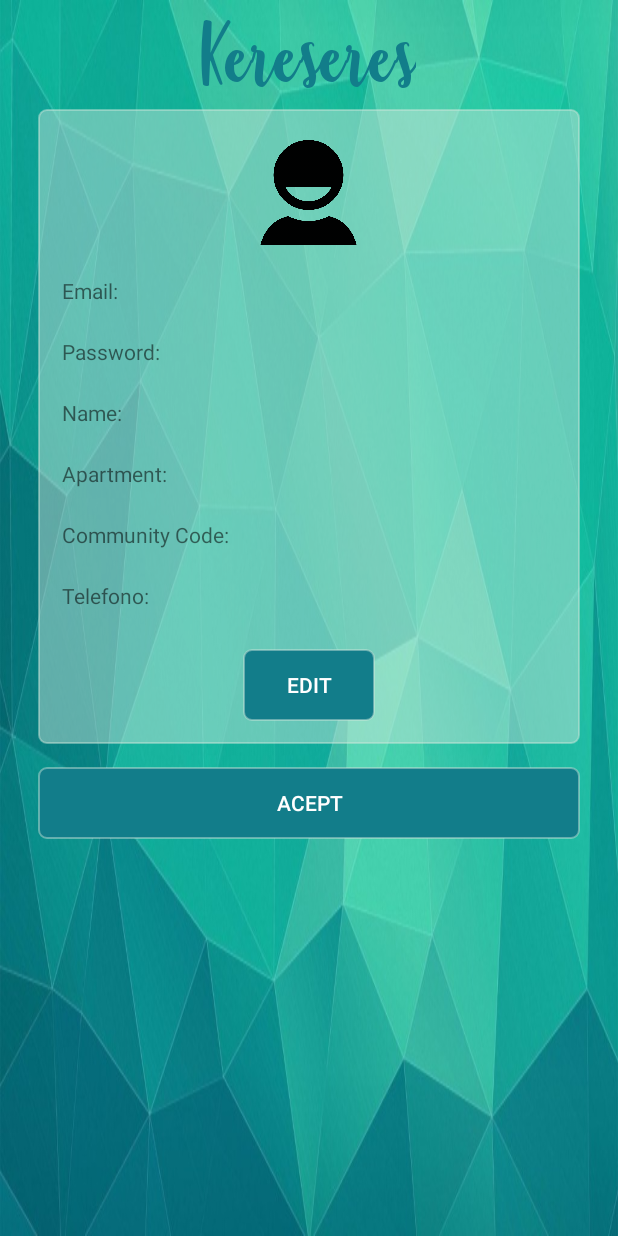
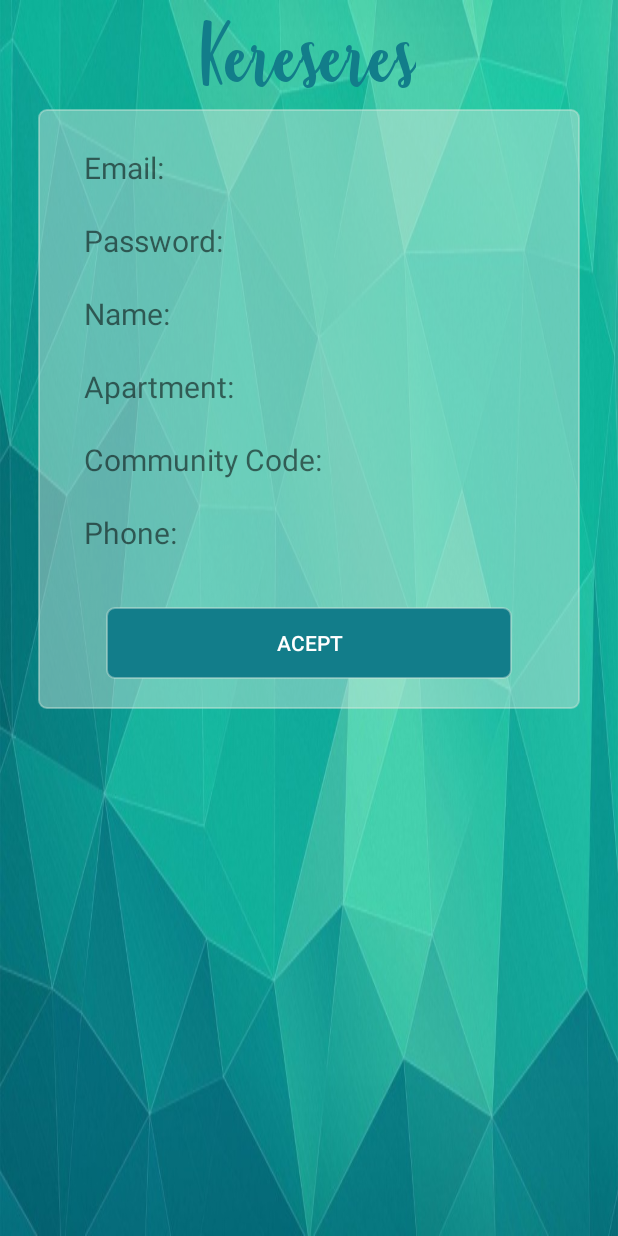
Before and after one commit to CristinaG4/KereseresApp, an Android app: the PerfilActivity screen opened directly, with no data from a screen before it, on a phone screen of 412 x 824 dp. Run offline under Robolectric (Android 15) with nearby library versions, the light colour scheme and no system bars; our stand-ins replace Firebase (no records; nobody signed in at launch, a user with empty details on screens opened directly); 6 statements that could not run were skipped.

Commit message:
verPedidos cambios

```diff
--- a/app/src/main/AndroidManifest.xml
+++ b/app/src/main/AndroidManifest.xml
@@ -26,10 +26,6 @@
             android:name=".activities.perfil.PerfilActivity"
             android:label="@string/title_activity_perfil"
             android:theme="@style/AppTheme" />
-        <activity
-            android:name=".activities.perfil.EditPerfilActivity"
-            android:label="@string/title_activity_edit_perfil"
-            android:theme="@style/AppTheme" />
         <activity android:name=".activities.login_signup.ResetPasswordActivity" />
         <activity
             android:name=".activities.DetallesPedido"
--- a/app/src/main/java/com/paulapps/kereseresapp/activities/perfil/PerfilActivity.java
+++ b/app/src/main/java/com/paulapps/kereseresapp/activities/perfil/PerfilActivity.java
@@ -20,7 +20,7 @@ public class PerfilActivity extends AppCompatActivity {
     private Perfil perfil;
     private FirebaseAuth.AuthStateListener mAuthStateListener;
     TextView tituloAppPerfil,PerfilEmail,PerfilPassword,PerfilName,PerfilApartment,PerfilComCode,PerfilTelefono;
-    Button btnAceptarPerfil, btnEditarPerfil;
+    Button btnAceptarPerfil;
 
 
 
@@ -31,7 +31,6 @@ public class PerfilActivity extends AppCompatActivity {
 
         tituloAppPerfil = (TextView) findViewById(R.id.tituloAppPerfil);
         btnAceptarPerfil = (Button) findViewById(R.id.btnAceptarPerfil);
-        btnEditarPerfil = (Button) findViewById(R.id.btnEditarPerfil);
         PerfilEmail=(TextView) findViewById(R.id.PerfilEmail);
         PerfilPassword=(TextView) findViewById(R.id.PerfilPassword);
         PerfilName=(TextView) findViewById(R.id.PerfilName);
@@ -55,15 +54,7 @@ public class PerfilActivity extends AppCompatActivity {
             }
         });
 
-        btnEditarPerfil.setOnClickListener(new View.OnClickListener() {
-            @Override
-            public void onClick(View v) {
-                Intent in = new Intent(PerfilActivity.this, EditPerfilActivity.class);
-                in.putExtra("PERFIL",perfil);
-                startActivityForResult(in,1);
-                overridePendingTransition(R.transition.left_in, R.transition.left_out);
-            }
-        });
+
 
         //Mostrar datos usuario
         InfoUser();
--- a/app/src/main/res/layout/activity_perfil.xml
+++ b/app/src/main/res/layout/activity_perfil.xml
@@ -28,13 +28,9 @@
         android:background="@drawable/box_login_radious"
         android:gravity="center"
         android:weightSum="10"
-        android:padding="5dp">
+        android:padding="20dp"
+        >
 
-        <ImageView
-            android:layout_width="70dp"
-            android:layout_height="70dp"
-            android:background="@drawable/user"
-            android:layout_margin="15dp"/>
 
         <LinearLayout
             android:layout_width="match_parent"
@@ -47,13 +43,14 @@
                 android:layout_height="wrap_content"
                 android:text="@string/email"
                 android:layout_gravity="left"
-                android:layout_margin="5dp"/>
+                android:layout_margin="5dp"
+                android:textSize="20sp"/>
 
             <TextView
                 android:id="@+id/PerfilEmail"
                 android:layout_width="match_parent"
                 android:layout_height="wrap_content"
-                />
+                android:textSize="19sp"/>
         </LinearLayout>
 
         <LinearLayout
@@ -68,12 +65,15 @@
                 android:text="@string/password"
                 android:layout_gravity="left"
                 android:layout_margin="5dp"
+                android:textSize="20sp"
                 />
             <TextView
                 android:id="@+id/PerfilPassword"
                 android:layout_width="match_parent"
                 android:layout_height="wrap_content"
-                android:inputType="textPassword"/>
+                android:inputType="textPassword"
+                android:textSize="19sp"
+                />
         </LinearLayout>
 
         <LinearLayout
@@ -86,11 +86,13 @@
                 android:layout_height="wrap_content"
                 android:text="@string/name"
                 android:layout_gravity="left"
-                android:layout_margin="5dp"/>
+                android:layout_margin="5dp"
+                android:textSize="20sp"/>
             <TextView
                 android:id="@+id/PerfilName"
                 android:layout_width="match_parent"
-                android:layout_height="wrap_content" />
+                android:layout_height="wrap_content"
+                android:textSize="19sp"/>
         </LinearLayout>
 
         <LinearLayout
@@ -104,12 +106,14 @@
                 android:layout_height="wrap_content"
                 android:text="@string/apartment"
                 android:layout_gravity="left"
-                android:layout_margin="5dp"/>
+                android:layout_margin="5dp"
+                android:textSize="20sp"/>
 
             <TextView
                 android:id="@+id/PerfilApartment"
                 android:layout_width="match_parent"
-                android:layout_height="wrap_content" />
+                android:layout_height="wrap_content"
+                android:textSize="19sp"/>
 
         </LinearLayout>
 
@@ -124,11 +128,13 @@
                 android:layout_height="wrap_content"
                 android:text="@string/code"
                 android:layout_gravity="left"
-                android:layout_margin="5dp"/>
+                android:layout_margin="5dp"
+                android:textSize="20sp"/>
              <TextView
                 android:id="@+id/PerfilComCode"
                 android:layout_width="match_parent"
-                android:layout_height="wrap_content" />
+                android:layout_height="wrap_content"
+                 android:textSize="19sp"/>
         </LinearLayout>
 
         <LinearLayout
@@ -142,24 +148,15 @@
                 android:layout_height="wrap_content"
                 android:text="@string/numTelefono"
                 android:layout_gravity="left"
-                android:layout_margin="5dp"/>
+                android:layout_margin="5dp"
+                android:textSize="20sp"/>
             <TextView
                 android:id="@+id/PerfilTelefono"
                 android:layout_width="match_parent"
-                android:layout_height="wrap_content" />
+                android:layout_height="wrap_content"
+                android:textSize="19sp"/>
         </LinearLayout>
 
-        <Button
-                android:id="@+id/btnEditarPerfil"
-                android:layout_width="wrap_content"
-                android:layout_height="wrap_content"
-                android:text="@string/editarBtn"
-                android:background="@drawable/boton_cambio_color"
-                android:clickable="false"
-                android:textColor="@color/textBtnLogin"
-                android:layout_margin="10dp"/>
-
-    </LinearLayout>
 
         <Button
             android:id="@+id/btnAceptarPerfil"
@@ -167,9 +164,13 @@
             android:layout_height="wrap_content"
             android:layout_marginRight="25dp"
             android:layout_marginLeft="25dp"
+            android:layout_marginTop="20dp"
             android:text="@string/aceptarBtn"
             android:background="@drawable/boton_cambio_color"
             android:clickable="false"
             android:textColor="@color/textBtnLogin"/>
 
     </LinearLayout>
+
+
+</LinearLayout>
--- a/app/src/main/res/values/strings.xml
+++ b/app/src/main/res/values/strings.xml
@@ -25,7 +25,7 @@
     <string name="name">Name:</string>
     <string name="code">Community Code:</string>
     <string name="descripResetPassword">Forgot your password?</string>
-    <string name="numTelefono">Telefono:</string>
+    <string name="numTelefono">Phone:</string>
 
     <!--activity_crear_demanda Y oferta-->
     <string name="textCreateDemand">Create a demand</string>
```
Also changed, not shown: app/src/main/java/com/paulapps/kereseresapp/Adapters/Adapter2.java (+0 -10 lines), app/src/main/java/com/paulapps/kereseresapp/activities/login_signup/SignUpActivity.java (+6 -2 lines), app/src/main/java/com/paulapps/kereseresapp/activities/perfil/EditPerfilActivity.java (deleted, +0 -107 lines), app/src/main/res/layout/activity_edit_perfil.xml (deleted, +0 -183 lines), app/src/main/res/layout/activity_sign_up.xml (+22 -1 lines), app/src/main/res/layout/celda_ver_pedidos.xml (+3 -9 lines). Lines whose indentation alone changed are shown as unchanged.
